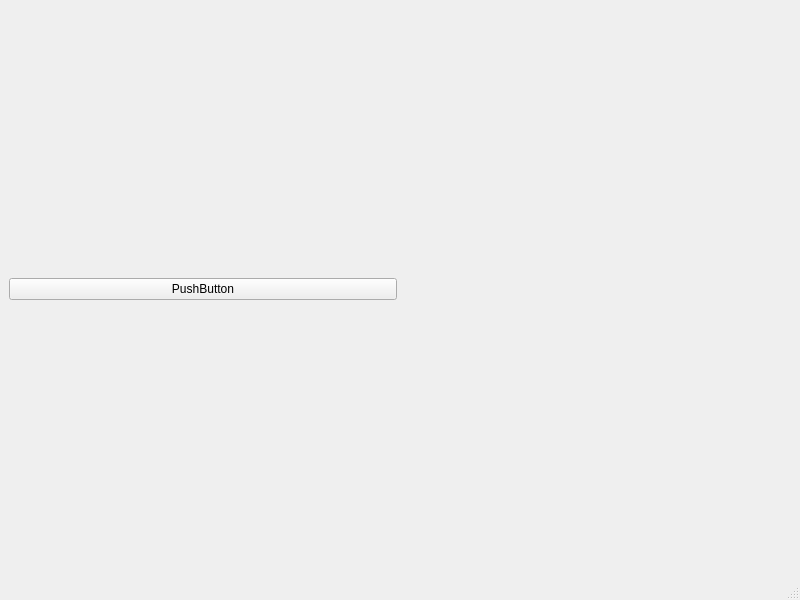
Old version of the form mainwindow.ui in the repository aksato/pig_repgen_gui.
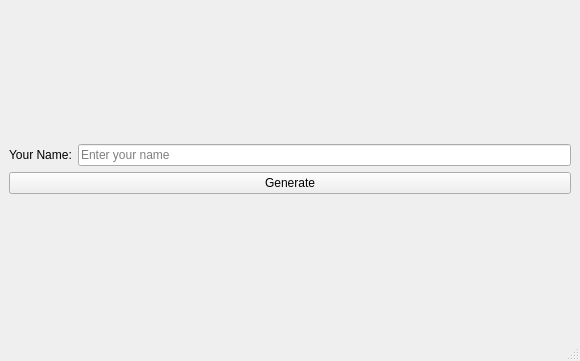
New version of the form. Icons and pictures are not drawn.

Commit message: Generate PDF with user input for name

The edit to the form file:
```diff
--- a/mainwindow.ui
+++ b/mainwindow.ui
@@ -6,31 +6,42 @@
    <rect>
     <x>0</x>
     <y>0</y>
-    <width>800</width>
-    <height>600</height>
+    <width>580</width>
+    <height>361</height>
    </rect>
   </property>
   <property name="windowTitle">
    <string>MainWindow</string>
   </property>
   <widget class="QWidget" name="centralwidget">
-   <layout class="QHBoxLayout" name="horizontalLayout_2">
+   <layout class="QVBoxLayout" name="verticalLayout_2">
     <item>
-     <layout class="QHBoxLayout" name="horizontalLayout">
+     <layout class="QVBoxLayout" name="verticalLayout">
       <item>
-       <widget class="QPushButton" name="pushButton">
-        <property name="text">
-         <string>PushButton</string>
-        </property>
-       </widget>
+       <layout class="QHBoxLayout" name="horizontalLayout">
+        <item>
+         <widget class="QLabel" name="nameLabel">
+          <property name="text">
+           <string>Your Name:</string>
+          </property>
+          <property name="scaledContents">
+           <bool>false</bool>
+          </property>
+         </widget>
+        </item>
+        <item>
+         <widget class="QLineEdit" name="nameLineEdit">
+          <property name="placeholderText">
+           <string>Enter your name</string>
+          </property>
+         </widget>
+        </item>
+       </layout>
       </item>
       <item>
-       <widget class="QLabel" name="label">
+       <widget class="QPushButton" name="generatePushButton">
         <property name="text">
-         <string/>
-        </property>
-        <property name="pixmap">
-         <pixmap resource="resources.qrc">:/twitter.png</pixmap>
+         <string>Generate</string>
         </property>
        </widget>
       </item>
```
Left out of the diff: 16 changed lines with no effect on the pictures. The commit also changes 2 other files.
